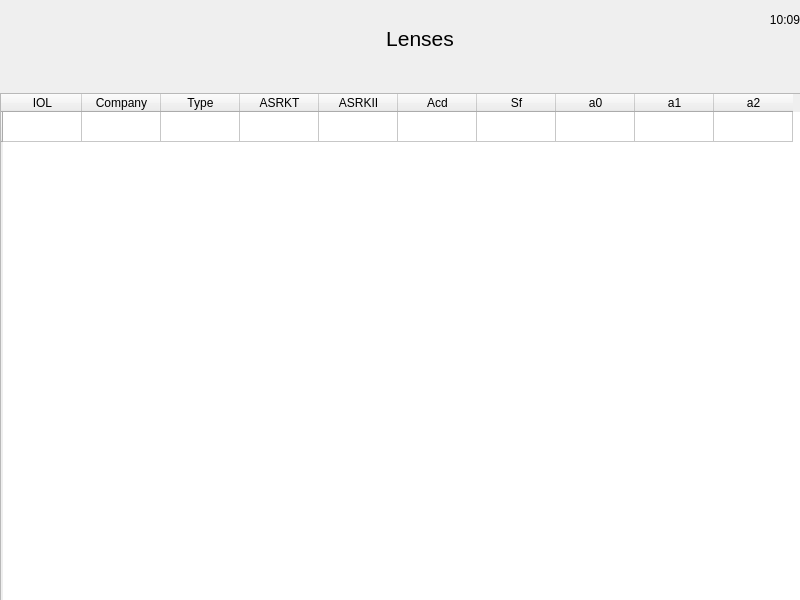
This is viewlensdialog.ui in amtsource2025/Ascan_old as Qt 5 draws it before an edit. The edited form follows.
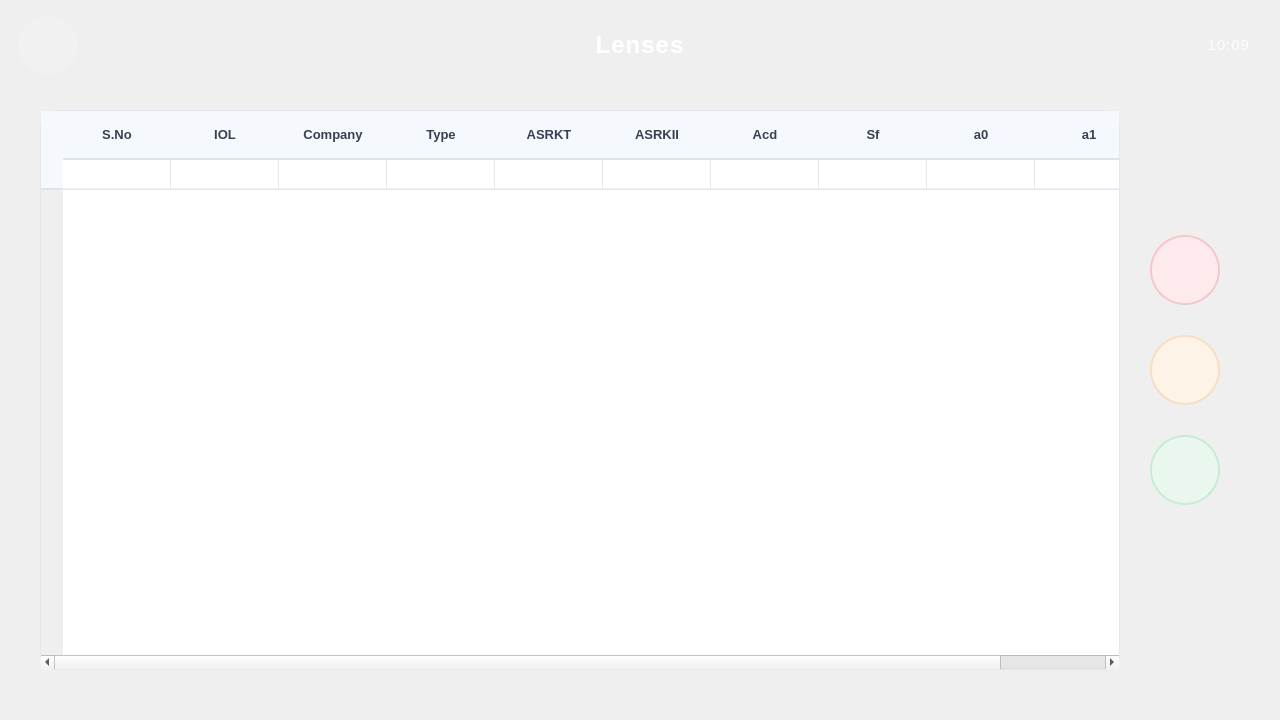
This is the edited form. Icons and pictures are not drawn.

What changed in the file:
```diff
--- a/viewlensdialog.ui
+++ b/viewlensdialog.ui
@@ -6,88 +6,69 @@
    <rect>
     <x>0</x>
     <y>0</y>
-    <width>800</width>
-    <height>600</height>
+    <width>1280</width>
+    <height>720</height>
    </rect>
   </property>
   <property name="windowTitle">
    <string>Dialog</string>
   </property>
   <property name="styleSheet">
-   <string notr="true">background-image: url(:/images/5.png);</string>
+   <string notr="true">
+QDialog{
+	background: qlineargradient(spread:pad, x1:0, y1:0, x2:1, y2:1,
+		stop:0 #eef2f8, stop:1 #e4ebf5);
+	font-family: "Segoe UI";
+}</string>
   </property>
-  <widget class="QPushButton" name="btn_add">
+
+  <!-- Header -->
+  <widget class="QLabel" name="header_bg">
    <property name="geometry">
     <rect>
-     <x>690</x>
-     <y>509</y>
-     <width>85</width>
-     <height>85</height>
+     <x>0</x>
+     <y>0</y>
+     <width>1280</width>
+     <height>90</height>
     </rect>
    </property>
    <property name="styleSheet">
-    <string notr="true">background-image:url(empty.png);
-border-image: url(:/images/add-icon.png);</string>
+    <string notr="true">QLabel{
+	background: qlineargradient(spread:pad, x1:0, y1:0, x2:1, y2:0,
+		stop:0 #1A5FB4, stop:0.55 #1976D2, stop:1 #2E9BDA);
+	border-bottom-left-radius: 18px;
+	border-bottom-right-radius: 18px;
+}</string>
    </property>
    <property name="text">
     <string/>
-   </property>
-   <property name="flat">
-    <bool>true</bool>
-   </property>
-  </widget>
-  <widget class="QPushButton" name="btn_delete">
-   <property name="geometry">
-    <rect>
-     <x>690</x>
-     <y>320</y>
-     <width>85</width>
-     <height>85</height>
-    </rect>
-   </property>
-   <property name="styleSheet">
-    <string notr="true">background-image:url(empty.png);
-border-image: url(:/images/delete-icon.png);</string>
-   </property>
-   <property name="text">
-    <string/>
-   </property>
-   <property name="flat">
-    <bool>true</bool>
-   </property>
-  </widget>
-  <widget class="QPushButton" name="btn_edit">
-   <property name="geometry">
-    <rect>
-     <x>690</x>
-     <y>413</y>
-     <width>85</width>
-     <height>85</height>
-    </rect>
-   </property>
-   <property name="styleSheet">
-    <string notr="true">background-image:url(empty.png);
-border-image: url(:/images/edit-icon.png);</string>
-   </property>
-   <property name="text">
-    <string/>
-   </property>
-   <property name="flat">
-    <bool>true</bool>
    </property>
   </widget>
   <widget class="QPushButton" name="btn_close">
    <property name="geometry">
     <rect>
-     <x>0</x>
-     <y>3</y>
-     <width>70</width>
+     <x>18</x>
+     <y>15</y>
+     <width>60</width>
      <height>60</height>
     </rect>
    </property>
+   <property name="cursor">
+    <cursorShape>PointingHandCursor</cursorShape>
+   </property>
    <property name="styleSheet">
-    <string notr="true">background-image:url(empty.png);
-border-image: url(:/images/icons/ic_arrow_back_white_48dp.png);</string>
+    <string notr="true">QPushButton{
+	background-color: rgba(255,255,255,25);
+	border: none;
+	border-radius: 30px;
+	border-image: url(:/images/icons/ic_arrow_back_white_48dp.png);
+}
+QPushButton:hover{
+	background-color: rgba(255,255,255,45);
+}
+QPushButton:pressed{
+	background-color: rgba(255,255,255,70);
+}</string>
    </property>
    <property name="text">
     <string/>
@@ -96,29 +77,135 @@
     <bool>true</bool>
    </property>
   </widget>
+  <widget class="QLabel" name="lbl_lenses">
+   <property name="geometry">
+    <rect>
+     <x>0</x>
+     <y>0</y>
+     <width>1280</width>
+     <height>90</height>
+    </rect>
+   </property>
+   <property name="font">
+    <font>
+     <pointsize>18</pointsize>
+     <weight>75</weight>
+     <bold>true</bold>
+    </font>
+   </property>
+   <property name="styleSheet">
+    <string notr="true">background: transparent;
+color: rgb(255,255,255);
+letter-spacing: 1px;</string>
+   </property>
+   <property name="text">
+    <string>Lenses</string>
+   </property>
+   <property name="alignment">
+    <set>Qt::AlignCenter</set>
+   </property>
+  </widget>
+  <widget class="QLabel" name="lbl_time">
+   <property name="geometry">
+    <rect>
+     <x>1100</x>
+     <y>25</y>
+     <width>150</width>
+     <height>40</height>
+    </rect>
+   </property>
+   <property name="font">
+    <font>
+     <pointsize>11</pointsize>
+    </font>
+   </property>
+   <property name="styleSheet">
+    <string notr="true">background: transparent;
+color: rgba(255,255,255,220);
+letter-spacing: 1px;</string>
+   </property>
+   <property name="text">
+    <string>10:09</string>
+   </property>
+   <property name="alignment">
+    <set>Qt::AlignRight|Qt::AlignTrailing|Qt::AlignVCenter</set>
+   </property>
+  </widget>
+
+  <!-- Table -->
   <widget class="QTableWidget" name="table_lenses">
    <property name="geometry">
     <rect>
-     <x>0</x>
-     <y>93</y>
-     <width>801</width>
-     <height>511</height>
+     <x>40</x>
+     <y>110</y>
+     <width>1080</width>
+     <height>560</height>
     </rect>
    </property>
    <property name="styleSheet">
-    <string notr="true">background-image:url(empty.png);</string>
+    <string notr="true">QTableWidget {
+    background-color: #ffffff;
+    alternate-background-color: #f7f9fc;
+    gridline-color: #e2e8f0;
+    border: 1px solid #e2e8f0;
+    border-radius: 16px;
+    font-size: 14px;
+    color: #1f2937;
+    }
+    QTableWidget::item {
+    padding: 12px 14px;
+    border-bottom: 1px solid #eef1f5;
+    }
+    QTableWidget::item:selected {
+    background-color: #E3F0FD;
+    color: #0b3d91;
+    }
+    QHeaderView::section {
+    background-color: #F5F8FC;
+    color: #374151;
+    font-weight: 600;
+    font-size: 13px;
+    padding: 14px 10px;
+    border: none;
+    border-bottom: 2px solid #DCE3EA;
+    }
+    QTableCornerButton::section {
+    background-color: #F5F8FC;
+    border: none;
+    }
+    QScrollBar:vertical {
+    width: 12px;
+    background: #F5F8FC;
+    border-radius: 6px;
+    }
+    QScrollBar::handle:vertical {
+    background: #C3CEDC;
+    border-radius: 6px;
+    min-height: 30px;
+    }
+    QScrollBar::add-line:vertical, QScrollBar::sub-line:vertical {
+    height: 0px;
+    }</string>
    </property>
    <property name="editTriggers">
     <set>QAbstractItemView::NoEditTriggers</set>
    </property>
+   <property name="alternatingRowColors">
+    <bool>true</bool>
+   </property>
    <attribute name="horizontalHeaderDefaultSectionSize">
-    <number>79</number>
+    <number>108</number>
    </attribute>
    <row>
     <property name="text">
      <string/>
     </property>
    </row>
+   <column>
+    <property name="text">
+     <string>S.No</string>
+    </property>
+   </column>
    <column>
     <property name="text">
      <string>IOL</string>
@@ -164,67 +251,117 @@
      <string>a1</string>
     </property>
    </column>
-   <column>
-    <property name="text">
-     <string>a2</string>
-    </property>
-   </column>
   </widget>
-  <widget class="QLabel" name="lbl_lenses">
+
+  <!-- Action rail -->
+  <widget class="QPushButton" name="btn_delete">
    <property name="geometry">
     <rect>
-     <x>340</x>
-     <y>3</y>
-     <width>160</width>
+     <x>1150</x>
+     <y>235</y>
+     <width>70</width>
      <height>70</height>
     </rect>
    </property>
-   <property name="font">
-    <font>
-     <pointsize>16</pointsize>
-    </font>
+   <property name="cursor">
+    <cursorShape>PointingHandCursor</cursorShape>
    </property>
    <property name="styleSheet">
-    <string notr="true">background-image:url(empty.png);</string>
+    <string notr="true">QPushButton{
+	background-color: #FDEAEC;
+	border: 2px solid #F5C6CB;
+	border-radius: 35px;
+	border-image: url(:/images/delete-icon.png);
+}
+QPushButton:hover{
+	border: 2px solid #EFA3AB;
+}
+QPushButton:pressed{
+	background-color: #F9D2D7;
+}</string>
    </property>
    <property name="text">
-    <string>Lenses</string>
+    <string/>
    </property>
-   <property name="alignment">
-    <set>Qt::AlignCenter</set>
+   <property name="flat">
+    <bool>true</bool>
    </property>
   </widget>
-  <widget class="QLabel" name="lbl_time">
+  <widget class="QPushButton" name="btn_edit">
    <property name="geometry">
     <rect>
-     <x>680</x>
-     <y>0</y>
-     <width>120</width>
-     <height>40</height>
+     <x>1150</x>
+     <y>335</y>
+     <width>70</width>
+     <height>70</height>
     </rect>
    </property>
-   <property name="font">
-    <font>
-     <pointsize>9</pointsize>
-    </font>
+   <property name="cursor">
+    <cursorShape>PointingHandCursor</cursorShape>
    </property>
    <property name="styleSheet">
-    <string notr="true">background-image:url(empty.png);border-image:url(empty.png);</string>
+    <string notr="true">QPushButton{
+	background-color: #FDF3E7;
+	border: 2px solid #F6DFC0;
+	border-radius: 35px;
+	border-image: url(:/images/edit-icon.png);
+}
+QPushButton:hover{
+	border: 2px solid #EBC48C;
+}
+QPushButton:pressed{
+	background-color: #F8E6C7;
+}</string>
    </property>
    <property name="text">
-    <string>10:09</string>
+    <string/>
    </property>
-   <property name="alignment">
-    <set>Qt::AlignRight|Qt::AlignTrailing|Qt::AlignVCenter</set>
+   <property name="flat">
+    <bool>true</bool>
    </property>
   </widget>
+  <widget class="QPushButton" name="btn_add">
+   <property name="geometry">
+    <rect>
+     <x>1150</x>
+     <y>435</y>
+     <width>70</width>
+     <height>70</height>
+    </rect>
+   </property>
+   <property name="cursor">
+    <cursorShape>PointingHandCursor</cursorShape>
+   </property>
+   <property name="styleSheet">
+    <string notr="true">QPushButton{
+	background-color: #EAF7EF;
+	border: 2px solid #C7ECD4;
+	border-radius: 35px;
+	border-image: url(:/images/add-icon.png);
+}
+QPushButton:hover{
+	border: 2px solid #98DBAF;
+}
+QPushButton:pressed{
+	background-color: #CFEEDA;
+}</string>
+   </property>
+   <property name="text">
+    <string/>
+   </property>
+   <property name="flat">
+    <bool>true</bool>
+   </property>
+  </widget>
+
+  <zorder>header_bg</zorder>
+  <zorder>lbl_lenses</zorder>
   <zorder>btn_close</zorder>
+  <zorder>lbl_time</zorder>
   <zorder>table_lenses</zorder>
-  <zorder>lbl_lenses</zorder>
   <zorder>btn_delete</zorder>
   <zorder>btn_edit</zorder>
   <zorder>btn_add</zorder>
-  <zorder>lbl_time</zorder>
  </widget>
  <resources/>
  <connections/>
```
